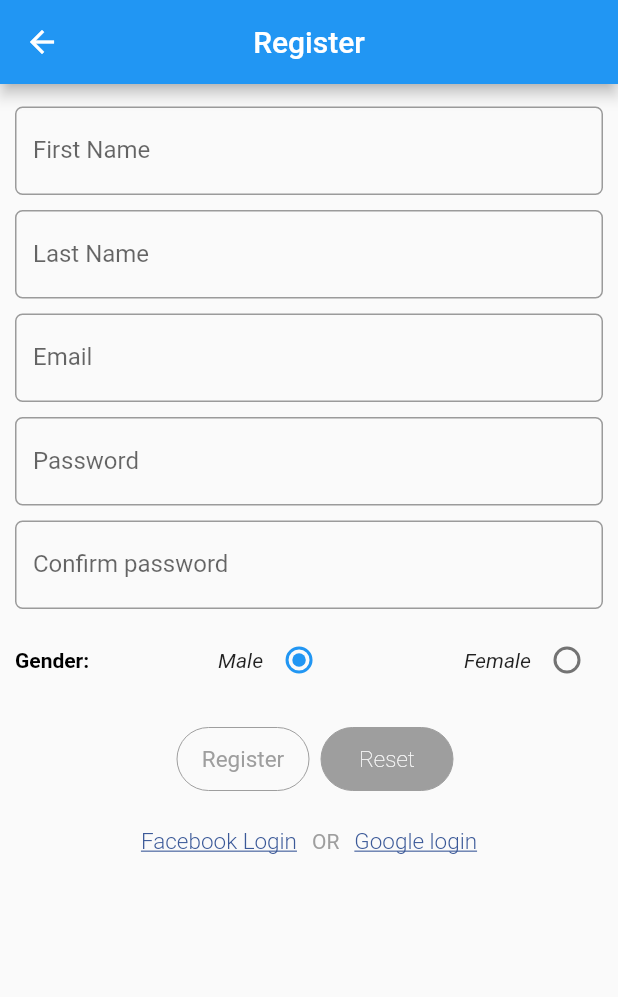
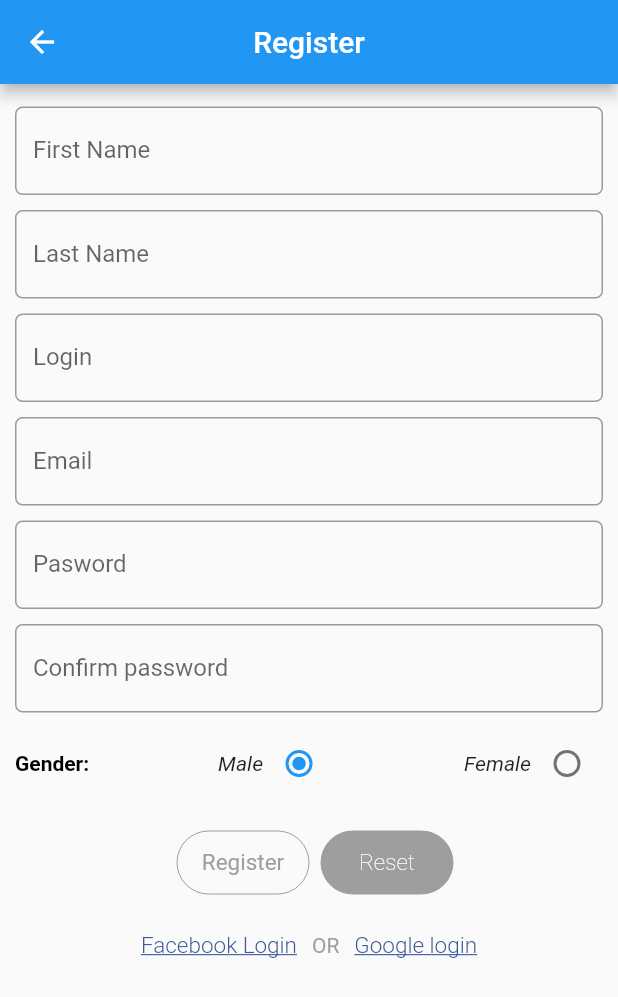
Before and after one commit to haipv2/flt_login, a Flutter app: the SignUp screen opened directly, on a phone screen of 412 x 824 dp. Shown: the top 997 px of the screen. Run offline on Flutter 3.47's test engine with Material 2 defaults, Android fonts, the phone set to English and light mode, and no system bars; our stand-ins replace cloud_firestore, firebase_auth, firebase_database, firebase_messaging, google_sign_in, rxdart and 1 more; missing offline and left inert: flutter_reactive_button; accounts and stored records are empty; Roboto replaces fonts that are missing (OpenSans).

Commit message:
update code 20190516_change db structure

```diff
--- a/lib/src/blocs/login_bloc.dart
+++ b/lib/src/blocs/login_bloc.dart
@@ -9,7 +9,7 @@ import 'package:shared_preferences/shared_preferences.dart';
 class LoginBloc {
   final _repository = Repository();
   Future<SharedPreferences> prefs = SharedPreferences.getInstance();
-  final _userEmailController = BehaviorSubject<String>();
+  final _loginIdController = BehaviorSubject<String>();
   final _userPasswordController = BehaviorSubject<String>();
   final _loginStreamController = PublishSubject<bool>();
   final _imageStreamLoginController = BehaviorSubject<String>();
@@ -22,12 +22,13 @@ class LoginBloc {
     }
   });
 
-  StreamTransformer<String, String> _validateEmail =
-      StreamTransformer<String, String>.fromHandlers(handleData: (email, sink) {
-    if (!ValidatorUtils.validEmail(email)) {
+  StreamTransformer<String, String> _validateLoginId =
+      StreamTransformer<String, String>.fromHandlers(
+          handleData: (loginId, sink) {
+    if (!ValidatorUtils.checkLength(loginId, 10, 3)) {
       sink.addError('Email is invalid.');
     } else {
-      sink.add(email);
+      sink.add(loginId);
     }
   });
 
@@ -42,8 +43,8 @@ class LoginBloc {
   });
 
   void dispose() async {
-    await _userEmailController.drain();
-    _userEmailController?.close();
+    await _loginIdController.drain();
+    _loginIdController?.close();
     await _userPasswordController.drain();
     _userPasswordController?.close();
     await _loginStreamController.drain();
@@ -55,8 +56,8 @@ class LoginBloc {
   //Stream
   Observable<String> get imageStream => _imageStreamLoginController.stream;
 
-  Observable<String> get emailStream =>
-      _userEmailController.stream.transform(_validateEmail);
+  Observable<String> get loginIdStream =>
+      _loginIdController.stream.transform(_validateLoginId);
 
   Observable<String> get passwordStream =>
       _userPasswordController.stream.transform(_validPassword);
@@ -68,13 +69,13 @@ class LoginBloc {
   Function(bool) get doLoginStream => _loginStreamController.sink.add;
 
   //add input
-  Function(String) get emailStreamChange => _userEmailController.sink.add;
+  Function(String) get loginIdStreamChange => _loginIdController.sink.add;
 
   Function(String) get passwordStreamChange => _userPasswordController.sink.add;
 
   Future<User> authenticateUser() {
-    var email = _userEmailController.value;
+    var loginId = _loginIdController.value;
     var password = _userPasswordController.value;
-    return _repository.authenticateUser(email, password);
+    return _repository.authenticateUser(loginId, password);
   }
 }
--- a/lib/src/blocs/signup_bloc.dart
+++ b/lib/src/blocs/signup_bloc.dart
@@ -19,15 +19,23 @@ class SignupBloc extends Object {
   final _userPasswordController = BehaviorSubject<String>();
   final _confirmPasswordController = BehaviorSubject<String>();
   final _genderStreamController = BehaviorSubject<int>();
-  final _resetFormStreamController = PublishSubject();
-  final _backStreamController = BehaviorSubject();
-
-  Observable get backStream => _backStreamController.stream;
-  Function(void) get doBackStream => _backStreamController.sink.add;
+//  final _resetFormStreamController = PublishSubject();
+  final _loginStreamController = BehaviorSubject<String>();
 
   String get email => _userEmailController.value;
 
-  Observable get resetFormStream => _resetFormStreamController.stream;
+  Observable<String> get loginStream => _loginStreamController.stream.transform(_validateLoginId);
+  Function(String) get changeLoginStream => _loginStreamController.sink.add;
+
+  final _validateLoginId =
+      StreamTransformer<String,String>.fromHandlers(handleData: (loginId,sink){
+  if (!ValidatorUtils.validString(loginId) ||
+  !ValidatorUtils.checkLength(loginId, 10, 3)) {
+  sink.addError('This is required and contain from 3-10 characters.');
+  } else {
+  sink.add(loginId);
+  }
+  });
 
   final _validateName =
       StreamTransformer<String, String>.fromHandlers(handleData: (name, sink) {
@@ -112,13 +120,14 @@ class SignupBloc extends Object {
   Function(int) get changeGenderStream => _genderStreamController.sink.add;
 
   //register button
-  Stream<bool> get registerStream => Observable.combineLatest5(
+  Stream<bool> get registerStream => Observable.combineLatest6(
       firstNameStream,
       lastNameStream,
       userEmailStream,
+      loginStream,
       passwordStream,
       passwordConfirmStream,
-      (firstName, lastname, email, pass, confirmPass) => true);
+      (firstName, lastname, email, login, pass, confirmPass) => true);
 
   void dispose() async {
     await _firstNameController.drain();
@@ -128,6 +137,7 @@ class SignupBloc extends Object {
     _userPasswordController?.close();
     _userEmailController?.close();
     _genderStreamController?.close();
+    _loginStreamController?.close();
   }
 
   Future<User> register() async {
@@ -138,10 +148,12 @@ class SignupBloc extends Object {
     user.email = _userEmailController.value;
     user.password = _userPasswordController.value;
     user.gender = _genderStreamController.value == null ? 1: 0;
+    user.loginId=_loginStreamController.value;
     var result = await _repository.registerUser(user);
 
     var pushId = await firebaseMessaging.getToken();
-    UserPushInfo userPushInfo = UserPushInfo(user.email, pushId);
+
+    UserPushInfo userPushInfo = UserPushInfo(user.email, [pushId]);
     await _repository.registerUserPushInfo(userPushInfo);
     SharedPreferencesUtils.saveUserToPreferences(user);
     SharedPreferencesUtils.setStringToPreferens(PUSH_ID, pushId);
--- a/lib/src/blocs/user_push_bloc.dart
+++ b/lib/src/blocs/user_push_bloc.dart
@@ -5,7 +5,6 @@ class UserPushBloc {
 
   Future<List<String>> getListPushIdViaEmail(String email) async{
     var result = await _repository.getListPushIdViaEmail(email);
-    print('repository print');
 
     return result;
   }
--- a/lib/src/models/user.dart
+++ b/lib/src/models/user.dart
@@ -1,3 +1,12 @@
+const USER_EMAIL='email';
+const USER_FIRST_NAME='firstName';
+const USER_LAST_NAME='lastName';
+const USER_LOGIN_ID='loginId';
+const USER_PASSWORD='password';
+const USER_GENDER='gender';
+const USER_ROLE='role';
+
+
 class User {
   String _firstname;
   String _lastname;
@@ -5,27 +14,33 @@ class User {
   String _password;
   String _role;
   int _gender;
-  String userId, name, photoUrl, pushId;
+  String _loginId;
 
   int get gender => _gender;
 
   User();
-  User.userForPush(this.userId,this.name,this.photoUrl,this.pushId);
 
   User.fromJson(Map<String, dynamic> json) {
-    firstname = json['first_name'];
-    email = json['email'];
-    lastname = json['last_name'];
-    gender = json['gender'];
-//    email=json['email'];
+    loginId = json[USER_LOGIN_ID];
+    firstname = json[USER_FIRST_NAME];
+    email = json[USER_EMAIL];
+    lastname = json[USER_LAST_NAME];
+    gender = json[USER_GENDER];
   }
 
   Map<String, dynamic> toJson() => {
-        'email': email,
-        'first_name': firstname,
-        'last_name': lastname,
-        'gender': gender,
+        USER_LOGIN_ID: loginId,
+        USER_EMAIL: email,
+        USER_FIRST_NAME: firstname,
+        USER_LAST_NAME: lastname,
+        USER_GENDER: gender,
       };
+
+  String get loginId => _loginId;
+
+  set loginId(String value) {
+    _loginId = value;
+  }
 
   set gender(int value) {
     _gender = value;
--- a/lib/src/models/user_push.dart
+++ b/lib/src/models/user_push.dart
@@ -1,32 +1,33 @@
-
+const USER_PUSH_LOGIN_ID='loginId';
+const USER_PUSH_PUSH_ID='pushId';
 
 class UserPushInfo {
-  String _email;
-  String _pushId;
+  String _loginId;
+  List<String> _pushIds;
 
-  UserPushInfo(this._email, this._pushId);
+  UserPushInfo(this._loginId, this._pushIds);
 
-  Map<String,dynamic> toJson() => {
-    'email':email,
-    'push_id':pushId,
-  };
+  Map<String, dynamic> toJson() => {
+        USER_PUSH_LOGIN_ID: loginId,
+        USER_PUSH_PUSH_ID: pushIds,
+      };
 
-  UserPushInfo.fromJson(Map<String,dynamic> map){
-    email=map['email'];
-    pushId=map['pushId'];
-  }
-
-  String get pushId => _pushId;
-
-  set pushId(String value) {
-    _pushId = value;
-  }
-
-  String get email => _email;
-
-  set email(String value) {
-    _email = value;
+  UserPushInfo.fromJson(Map<String, dynamic> map) {
+    loginId = map[USER_PUSH_LOGIN_ID];
+    pushIds = map[USER_PUSH_PUSH_ID];
   }
 
 
+  List<String> get pushIds => _pushIds;
+
+  set pushIds(List<String> value) {
+    _pushIds = value;
+  }
+
+  String get loginId => _loginId;
+
+  set loginId(String value) {
+    _loginId = value;
+  }
+
 }
--- a/lib/src/resources/repository.dart
+++ b/lib/src/resources/repository.dart
@@ -11,8 +11,8 @@ class Repository {
     return result;
   }
 
-  Future<User> authenticateUser(String email, String password) async {
-    var result = _firestoreProvider.authenticateUser(email, password);
+  Future<User> authenticateUser(String loginId, String password) async {
+    var result = _firestoreProvider.authenticateUser(loginId, password);
     return result;
   }
 
@@ -23,7 +23,6 @@ class Repository {
 
   Future<List<String>> getListPushIdViaEmail(String email) async{
     var result =await _firestoreProvider.getListPushIdViaEmail(email);
-    print('');
     return result;
   }
 }
--- a/lib/src/ui/signup_page.dart
+++ b/lib/src/ui/signup_page.dart
@@ -8,7 +8,6 @@ import 'package:shared_preferences/shared_preferences.dart';
 import 'my_page.dart';
 
 class SignUp extends StatefulWidget {
-
   SignUp();
 
   @override
@@ -21,6 +20,7 @@ class _SignUpState extends State<SignUp> {
   TextEditingController passwordController = new TextEditingController();
   TextEditingController passwordConfirmController = new TextEditingController();
   TextEditingController emailController = new TextEditingController();
+  TextEditingController loginTextController = new TextEditingController();
   SignupBloc _signUpBloc;
 
   @override
@@ -118,7 +118,7 @@ class _SignUpState extends State<SignUp> {
             controller: passwordController,
             onChanged: _signUpBloc.changePass,
             decoration: InputDecoration(
-                labelText: 'Password',
+                labelText: 'Pasword',
                 hintText: 'Enter your password.',
                 errorText: snapshot.error,
                 border: OutlineInputBorder(
@@ -235,10 +235,7 @@ class _SignUpState extends State<SignUp> {
                     ),
                   ),
             ),
-            StreamBuilder(
-                stream: _signUpBloc.resetFormStream,
-                builder: (context, snapshot) {
-                  return CustomFlatButton(
+            CustomFlatButton(
               title: "Reset",
               fontSize: 15,
               fontWeight: FontWeight.w100,
@@ -251,8 +248,7 @@ class _SignUpState extends State<SignUp> {
               borderColor: Colors.grey,
               borderWidth: 0,
               color: Colors.grey,
-                  );
-                }),
+            ),
           ],
         );
 
@@ -305,10 +301,8 @@ class _SignUpState extends State<SignUp> {
           leading: IconButton(
             icon: Icon(Icons.arrow_back),
             onPressed: () {
-              Navigator.pushReplacement(
-                  context,
-                  MaterialPageRoute(
-                      builder: (context) => Loginpage()));
+              Navigator.pushReplacement(context,
+                  MaterialPageRoute(builder: (context) => Loginpage()));
             },
           )),
       body: SingleChildScrollView(
@@ -326,6 +320,10 @@ class _SignUpState extends State<SignUp> {
               margin: EdgeInsets.only(top: 5.0, bottom: 5.0),
             ),
             lastName,
+            Container(
+              margin: EdgeInsets.only(top: 5.0, bottom: 5.0),
+            ),
+            loginId(),
             Container(
               margin: EdgeInsets.only(top: 5.0, bottom: 5.0),
             ),
@@ -364,7 +362,7 @@ class _SignUpState extends State<SignUp> {
     print('BEGIN: google login');
   }
 
-  void _doRegister()async {
+  void _doRegister() async {
     _signUpBloc.register().then((user) {
       if (user == null) {
         SnackBar snackbar = SnackBar(
@@ -378,9 +376,7 @@ class _SignUpState extends State<SignUp> {
       }
     });
 
-
     print('end _doRegister');
-
   }
 
   void showErrorMsg() {
@@ -395,5 +391,26 @@ class _SignUpState extends State<SignUp> {
     emailController.clear();
     passwordConfirmController.clear();
     passwordController.clear();
+    loginTextController.clear();
   }
+
+  Widget loginId() => StreamBuilder(
+      stream: _signUpBloc.loginStream,
+      builder: (context, snapshot) {
+        return Padding(
+          padding: EdgeInsets.fromLTRB(10, 0, 10, 0),
+          child: TextField(
+            onChanged: _signUpBloc.changeLoginStream,
+            autofocus: false,
+            controller: loginTextController,
+            decoration: InputDecoration(
+                labelText: 'Login',
+                hintText: 'Login Id is used to play.',
+                errorText: snapshot.error,
+                border: OutlineInputBorder(
+                    borderRadius: BorderRadius.all(Radius.circular(5)),
+                    borderSide: BorderSide(color: Colors.grey, width: 1))),
+          ),
+        );
+      });
 }
--- a/lib/src/utils/shared_preferences_utils.dart
+++ b/lib/src/utils/shared_preferences_utils.dart
@@ -14,7 +14,7 @@ class SharedPreferencesUtils {
   static Future<User> getUserFromPreferences() async {
     final SharedPreferences prefs = await SharedPreferences.getInstance();
     String jsonStr = prefs.getString(USER_PREFS_KEY);
-    var result = User.fromJson(jsonDecode(jsonStr));
+    User result = User.fromJson(jsonDecode(jsonStr));
     return result;
   }
 
```
Also changed, not shown: lib/main.dart (+3 -4 lines), lib/src/resources/firestore_provider.dart (+39 -26 lines), lib/src/ui/login_page.dart (+9 -9 lines), lib/src/ui/user_list_page.dart (+17 -30 lines), lib/src/utils/validator_utils.dart (+8 -6 lines). Lines whose indentation alone changed are shown as unchanged.
